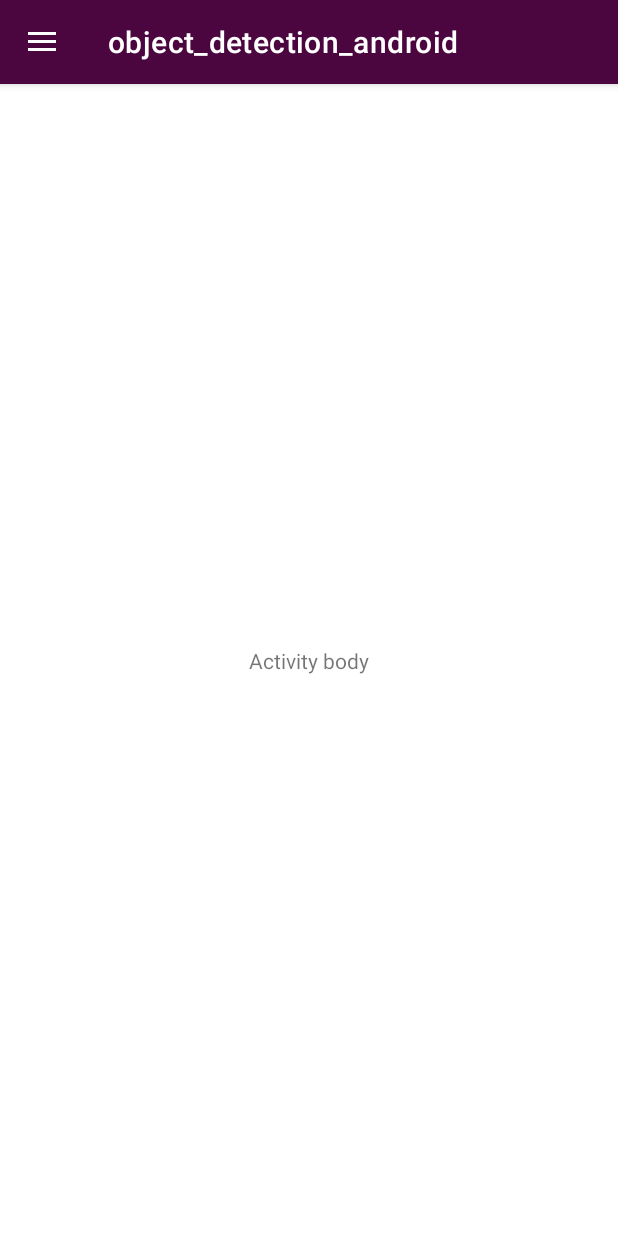
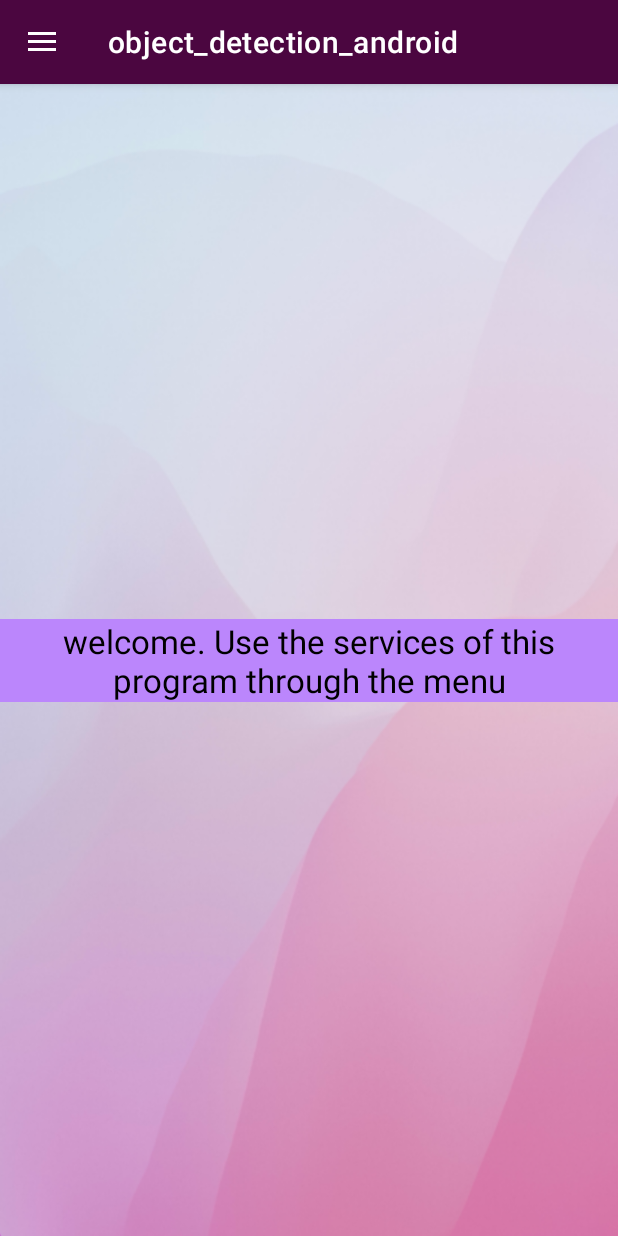
Before and after one commit to mehdisahraeei/object_detection_android, an Android app: the screen it shows after launch (MainActivity), on a phone screen of 412 x 824 dp. Run offline under Robolectric (Android 15) with nearby library versions, the phone set to English and light mode, and no system bars.

Commit message:
material design was created for main activity

```diff
--- a/app/src/main/res/layout/activity_main.xml
+++ b/app/src/main/res/layout/activity_main.xml
@@ -9,13 +9,18 @@
 
     <androidx.constraintlayout.widget.ConstraintLayout
         android:layout_width="match_parent"
-        android:layout_height="match_parent">
+        android:layout_height="match_parent"
+        android:background="@drawable/body">
 
 
         <TextView
             android:layout_width="wrap_content"
             android:layout_height="wrap_content"
-            android:text="Activity body"
+            android:text="@string/textmain"
+            android:textSize="22dp"
+            android:textColor="@color/black"
+            android:background="@color/purple_200"
+            android:textAlignment="center"
             app:layout_constraintBottom_toBottomOf="parent"
             app:layout_constraintLeft_toLeftOf="parent"
             app:layout_constraintRight_toRightOf="parent"
--- a/app/src/main/res/values/strings.xml
+++ b/app/src/main/res/values/strings.xml
@@ -6,6 +6,7 @@
     <string name="take_photo">Take photo</string>
     <string name="description">Select a preset image or take a new photo</string>
     <string name="text_center">Object detection demo</string>
+    <string name="textmain">welcome. Use the services of this program through the menu</string>
 
 
 </resources>
```
